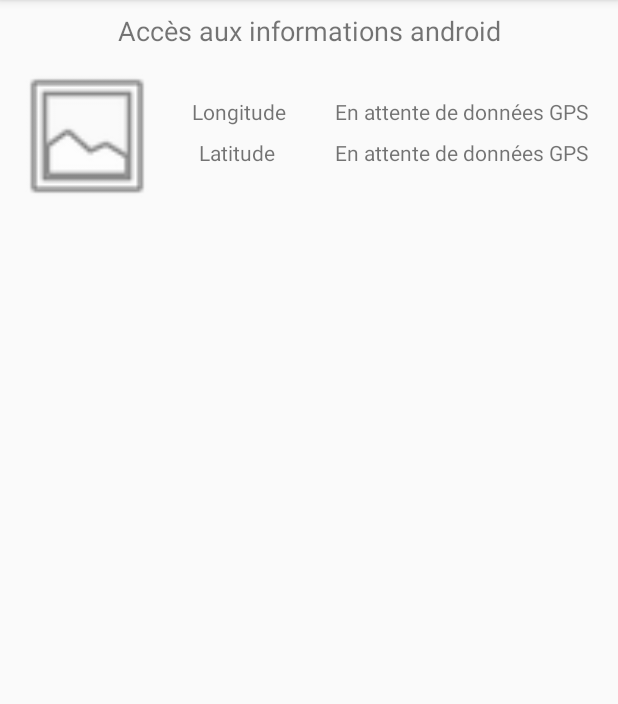
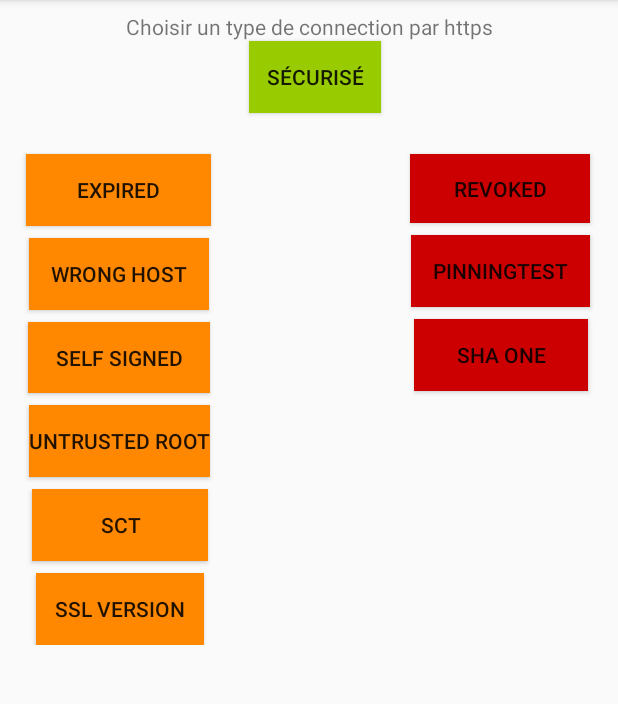
Before and after one commit to Thoril/AndroidSecurityProject, an Android app: the HomeActivity screen opened directly, with no data from a screen before it, after a tap on an icon or button, on a phone screen of 412 x 824 dp, the part 84-788 px from its top. Run offline under Robolectric (Android 15) with nearby library versions, the phone set to English and light mode, and no system bars.

Commit message:
Https request activity + backend

```diff
--- a/AndroidToolBox/app/src/main/AndroidManifest.xml
+++ b/AndroidToolBox/app/src/main/AndroidManifest.xml
@@ -19,6 +19,8 @@
             android:roundIcon="@mipmap/ic_launcher_round"
             android:supportsRtl="true"
             android:theme="@style/AppTheme">
+        <activity android:name=".CertificatActivity">
+        </activity>
         <activity android:name=".PaginationActivity">
         </activity>
         <activity android:name=".WebServicesActivity">
--- /dev/null
+++ b/AndroidToolBox/app/src/main/java/fr/isen/artru/androidtoolbox/CertificatActivity.kt
@@ -0,0 +1,63 @@
+package fr.isen.artru.androidtoolbox
+
+import android.support.v7.app.AppCompatActivity
+import android.os.Bundle
+import android.util.Log
+import android.widget.Toast
+import fr.isen.artru.androidtoolbox.model.RequestTask
+import kotlinx.android.synthetic.main.activity_certificat.*
+
+
+class CertificatActivity : AppCompatActivity() {
+
+    private var TAG : String = CertificatActivity::class.java.toString()
+    override fun onCreate(savedInstanceState: Bundle?) {
+        super.onCreate(savedInstanceState)
+        setContentView(R.layout.activity_certificat)
+        Log.i(TAG, "OK")
+
+        authSecure.setOnClickListener {
+            Log.i(TAG,"****** Certificat OK ********")
+            RequestTask().execute("https://google.com")
+            certificate.text = RequestTask().execute("https://google.com").get()
+        }
+        authUnsecure.setOnClickListener {
+            val myToast:String = RequestTask().execute("https://expired.badssl.com/").get()
+            Toast.makeText(this, myToast, Toast.LENGTH_LONG).show()
+        }
+        wrongHost.setOnClickListener {
+            val myToast:String = RequestTask().execute("https://wrong.host.badssl.com/").get()
+            Toast.makeText(this, myToast, Toast.LENGTH_LONG).show()
+        }
+        selfSigned.setOnClickListener {
+            val myToast:String = RequestTask().execute("https://self-signed.badssl.com/").get()
+            Toast.makeText(this, myToast, Toast.LENGTH_LONG).show()
+        }
+        untrustedRoot.setOnClickListener {
+            val myToast:String = RequestTask().execute("https://untrusted-root.badssl.com/").get()
+            Toast.makeText(this, myToast, Toast.LENGTH_LONG).show()
+        }
+        revoked.setOnClickListener {
+            val myToast:String = RequestTask().execute("https://revoked.badssl.com/").get()
+            Toast.makeText(this, myToast, Toast.LENGTH_LONG).show()
+        }
+        pinningTest.setOnClickListener {
+            val myToast:String = RequestTask().execute("https://pinning-test.badssl.com/").get()
+            Toast.makeText(this, myToast, Toast.LENGTH_LONG).show()
+        }
+        shaOne.setOnClickListener {
+            val myToast:String = RequestTask().execute("https://sha1-intermediate.badssl.com/").get()
+            Toast.makeText(this, myToast, Toast.LENGTH_LONG).show()
+        }
+        sct.setOnClickListener {
+            val myToast:String = RequestTask().execute("https://invalid-expected-sct.badssl.com/").get()
+            Toast.makeText(this, myToast, Toast.LENGTH_LONG).show()
+        }
+        sslVersion.setOnClickListener {
+            val myToast:String = RequestTask().execute("https://rc4-md5.badssl.com/").get()
+            Toast.makeText(this, myToast, Toast.LENGTH_LONG).show()
+        }
+    }
+
+
+}
--- a/AndroidToolBox/app/src/main/java/fr/isen/artru/androidtoolbox/HomeActivity.kt
+++ b/AndroidToolBox/app/src/main/java/fr/isen/artru/androidtoolbox/HomeActivity.kt
@@ -29,7 +29,7 @@ class HomeActivity : AppCompatActivity() {
         }
 
         imagePermissions.setOnClickListener{
-            startActivity(Intent(this, PermissionActivity::class.java))
+            startActivity(Intent(this, CertificatActivity::class.java))
         }
 
         imageService.setOnClickListener{
--- a/AndroidToolBox/app/src/main/java/fr/isen/artru/androidtoolbox/PermissionActivity.kt
+++ /dev/null
@@ -1,166 +0,0 @@
-package fr.isen.artru.androidtoolbox
-
-import android.Manifest
-import android.app.Activity
-import android.content.Context
-import android.location.Location
-import android.location.LocationListener
-import android.location.LocationManager
-import android.support.v7.app.AppCompatActivity
-import android.os.Bundle
-import android.support.v4.app.ActivityCompat
-import kotlinx.android.synthetic.main.activity_permission.*
-import android.content.pm.PackageManager
-import android.support.v4.content.ContextCompat
-import android.widget.Toast
-import android.graphics.BitmapFactory
-import android.content.Intent
-import java.io.FileNotFoundException
-import android.os.Build
-import android.provider.ContactsContract
-import android.location.Criteria
-import android.support.v7.app.AlertDialog
-import android.provider.ContactsContract.CommonDataKinds.Phone
-
-const val PERMISSIONS_REQUEST_READ_CONTACTS = 100
-const val MY_PERMISSIONS_REQUEST = 10
-
-class PermissionActivity : AppCompatActivity() {
-
-    override fun onCreate(savedInstanceState: Bundle?) {
-        super.onCreate(savedInstanceState)
-        setContentView(R.layout.activity_permission)
-        showContacts()
-
-        if (ContextCompat.checkSelfPermission(this, Manifest.permission.ACCESS_FINE_LOCATION) != PackageManager.PERMISSION_GRANTED) {
-            // Permission is not granted
-            // Should we show an explanation?
-            if (ActivityCompat.shouldShowRequestPermissionRationale(this, Manifest.permission.ACCESS_FINE_LOCATION)) {
-                Toast.makeText(this, "Activer votre GPS pour afficher les données de localisation", Toast.LENGTH_SHORT)
-                    .show()
-            } else {
-                // No explanation needed, we can request the permission.
-                ActivityCompat.requestPermissions(this,
-                    arrayOf(Manifest.permission.ACCESS_FINE_LOCATION),
-                    MY_PERMISSIONS_REQUEST)
-                // MY_PERMISSIONS_REQUEST_READ_CONTACTS is an
-                // app-defined int constant. The callback method gets the
-                // result of the request.
-            }
-        } else {
-            val locationManager = getSystemService(Context.LOCATION_SERVICE) as LocationManager
-
-            // Define a listener that responds to location updates
-            val locationListener = object : LocationListener {
-
-                override fun onLocationChanged(location: Location) {
-                    // Called when a new location is found by the network location provider.
-                    //makeUseOfNewLocation(location)
-                    latitude.text = location.latitude.toString()
-                    longitude.text = location.longitude.toString()
-                }
-                override fun onStatusChanged(provider: String, status: Int, extras: Bundle) {
-                }
-                override fun onProviderEnabled(provider: String) {
-                }
-                override fun onProviderDisabled(provider: String) {
-                }
-            }
-            val criteria = Criteria()
-            //obtenir le fournisseur qui correspond le plus à nos critères
-            val provider = locationManager.getBestProvider(criteria, false)
-            locationManager.requestLocationUpdates(provider, 0, 0f, locationListener)
-            val location = locationManager.getLastKnownLocation(provider)
-            if(location !=null) {
-                latitude.text = location.latitude.toString()
-                longitude.text = location.longitude.toString()
-            }
-
-            if (  !locationManager.isProviderEnabled(LocationManager.GPS_PROVIDER) ) {
-                val builder = AlertDialog.Builder(this)
-                builder.setTitle("GPS non activé")  // GPS not found
-                builder.setMessage("Voulez vous activez votre GPS") // Want to enable?
-                builder.setPositiveButton("Oui"
-                ) { _, _ -> this.startActivity(Intent(android.provider.Settings.ACTION_LOCATION_SOURCE_SETTINGS)) }
-                builder.setNegativeButton("Non", null)
-                builder.create().show()
-            }
-        }
-
-        val RESULT_LOAD_IMG = 1
-        photo.setOnClickListener{
-            val photoPickerIntent = Intent(Intent.ACTION_PICK)
-            photoPickerIntent.type = "image/*"
-            startActivityForResult(photoPickerIntent, RESULT_LOAD_IMG)
-        }
-    }
-
-    override fun onActivityResult(reqCode: Int, resultCode: Int, data: Intent?) {
-        super.onActivityResult(reqCode, resultCode, data)
-        if (resultCode == Activity.RESULT_OK) {
-            try {
-                val imageUri = data!!.data
-                val imageStream = contentResolver.openInputStream(imageUri!!)
-                val selectedImage = BitmapFactory.decodeStream(imageStream)
-                photo.setImageBitmap(selectedImage)
-            } catch (e: FileNotFoundException) {
-                e.printStackTrace()
-                Toast.makeText(applicationContext, "Une erreur s'est produite", Toast.LENGTH_LONG).show()
-            }
-        } else {
-            Toast.makeText(applicationContext, "Vous n'avez pas choisi d'image", Toast.LENGTH_LONG).show()
-        }
-    }
-
-    override fun onRequestPermissionsResult(requestCode: Int, permissions: Array<String>, grantResults: IntArray) {
-        if (requestCode == PERMISSIONS_REQUEST_READ_CONTACTS) {
-            if (grantResults[0] == PackageManager.PERMISSION_GRANTED) {
-                // Permission is granted
-                showContacts()
-            } else {
-                Toast.makeText(this, "Until you grant the permission, we canot display the names", Toast.LENGTH_SHORT)
-                    .show()
-            }
-        }
-    }
-
-    private fun showContacts() {
-        // Check the SDK version and whether the permission is already granted or not.
-        if (Build.VERSION.SDK_INT >= Build.VERSION_CODES.M && checkSelfPermission(Manifest.permission.READ_CONTACTS) != PackageManager.PERMISSION_GRANTED) {
-            requestPermissions(arrayOf(Manifest.permission.READ_CONTACTS), PERMISSIONS_REQUEST_READ_CONTACTS)
-            //After this point you wait for callback in onRequestPermissionsResult(int, String[], int[]) overriden method
-        } else {
-            // Android version is lesser than 6.0 or the permission is already granted.
-            val contacts = getContactNames()
-            val adapter = ContactAdapter(contacts as ArrayList<ContactData>,this)
-            contactList.adapter=adapter
-        }
-    }
-
-    private fun getContactNames(): List<ContactData> {
-        val contacts = ArrayList<ContactData>()
-        // Get the ContentResolver
-        val cr = contentResolver
-        // Get the Cursor of all the contacts
-        //val simUri = Uri.parse("content://icc/adn")
-        val PROJECTION = arrayOf(ContactsContract.Contacts._ID, ContactsContract.Contacts.DISPLAY_NAME, Phone.NUMBER)
-        val cursor = cr.query(Phone.CONTENT_URI, PROJECTION, null, null, null)
-        //val cursorSim = this.contentResolver.query(simUri, null, null, null, null)
-        // Move the cursor to first. Also check whether the cursor is empty or not.
-        if (cursor!!.moveToFirst()) {
-            // Iterate through the cursor
-            do {
-                // Get the contacts name
-                val name = cursor.getString(cursor.getColumnIndex(ContactsContract.Contacts.DISPLAY_NAME))
-                val num = cursor.getString(cursor.getColumnIndex(ContactsContract.CommonDataKinds.Phone.NUMBER))
-                val contact = ContactData(name,num)
-                contacts.add(contact)
-            } while (cursor.moveToNext())
-        }
-        // Close the curosor
-        cursor.close()
-
-        return contacts
-    }
-
-}
--- /dev/null
+++ b/AndroidToolBox/app/src/main/res/layout/activity_certificat.xml
@@ -0,0 +1,114 @@
+<?xml version="1.0" encoding="utf-8"?>
+<android.support.constraint.ConstraintLayout
+        xmlns:android="http://schemas.android.com/apk/res/android"
+        xmlns:tools="http://schemas.android.com/tools"
+        xmlns:app="http://schemas.android.com/apk/res-auto"
+        android:layout_width="match_parent"
+        android:layout_height="match_parent"
+        tools:context=".CertificatActivity">
+    <ScrollView
+            android:layout_width="match_parent"
+            android:layout_height="match_parent">
+        <android.support.constraint.ConstraintLayout
+                android:layout_width="match_parent"
+                android:layout_height="wrap_content">
+
+            <TextView
+                    android:text="Choisir un type de connection par https"
+                    android:layout_width="wrap_content"
+                    android:layout_height="wrap_content" android:id="@+id/title"
+                    app:layout_constraintEnd_toEndOf="parent"
+                    android:layout_marginEnd="8dp" app:layout_constraintStart_toStartOf="parent"
+                    android:layout_marginStart="8dp" android:layout_marginTop="8dp"
+                    app:layout_constraintTop_toTopOf="parent"/>
+            <Button
+                    android:text="Wrong Host"
+                    android:layout_width="120dp"
+                    android:layout_height="wrap_content" android:id="@+id/wrongHost" android:layout_marginTop="8dp"
+                    app:layout_constraintTop_toBottomOf="@+id/authUnsecure"
+                    app:layout_constraintEnd_toEndOf="@+id/authUnsecure"
+                    app:layout_constraintStart_toStartOf="@+id/authUnsecure"
+                    android:background="@android:color/holo_orange_dark"/>
+            <Button
+                    android:text="pinningTest"
+                    android:layout_width="119dp"
+                    android:layout_height="wrap_content" android:id="@+id/pinningTest"
+                    app:layout_constraintTop_toBottomOf="@+id/revoked" app:layout_constraintEnd_toEndOf="@+id/revoked"
+                    app:layout_constraintStart_toStartOf="@+id/revoked"
+                    android:background="@android:color/holo_red_dark"
+                    android:layout_marginTop="8dp"/>
+            <Button
+                    android:text="untrusted Root"
+                    android:layout_width="wrap_content"
+                    android:layout_height="wrap_content" android:id="@+id/untrustedRoot" android:layout_marginTop="8dp"
+                    app:layout_constraintTop_toBottomOf="@+id/selfSigned"
+                    app:layout_constraintEnd_toEndOf="@+id/selfSigned"
+                    app:layout_constraintStart_toStartOf="@+id/selfSigned"
+                    android:background="@android:color/holo_orange_dark"/>
+            <Button
+                    android:text="Sha One"
+                    android:layout_width="116dp"
+                    android:layout_height="wrap_content" android:id="@+id/shaOne"
+                    app:layout_constraintTop_toBottomOf="@+id/pinningTest" android:layout_marginTop="8dp"
+                    app:layout_constraintEnd_toEndOf="@+id/pinningTest"
+                    app:layout_constraintStart_toStartOf="@+id/pinningTest"
+                    android:background="@android:color/holo_red_dark"/>
+            <Button
+                    android:text="Expired"
+                    android:layout_width="123dp"
+                    android:layout_height="wrap_content" android:id="@+id/authUnsecure"
+                    app:layout_constraintTop_toBottomOf="@+id/certificate" app:layout_constraintStart_toStartOf="parent"
+                    app:layout_constraintHorizontal_bias="0.5" app:layout_constraintEnd_toStartOf="@+id/authSecure"
+                    android:background="@android:color/holo_orange_dark" android:layout_marginEnd="8dp"
+                    android:layout_marginTop="8dp"/>
+            <Button
+                    android:text="self Signed"
+                    android:layout_width="121dp"
+                    android:layout_height="47dp" android:id="@+id/selfSigned" android:layout_marginTop="8dp"
+                    app:layout_constraintTop_toBottomOf="@+id/wrongHost"
+                    app:layout_constraintEnd_toEndOf="@+id/wrongHost"
+                    app:layout_constraintStart_toStartOf="@+id/wrongHost"
+                    android:background="@android:color/holo_orange_dark"/>
+            <Button
+                    android:text="sct"
+                    android:layout_width="117dp"
+                    android:layout_height="wrap_content" android:id="@+id/sct"
+                    android:background="@android:color/holo_orange_dark"
+                    android:layout_marginTop="8dp"
+                    app:layout_constraintTop_toBottomOf="@+id/untrustedRoot"
+                    app:layout_constraintStart_toStartOf="@+id/untrustedRoot"
+                    app:layout_constraintEnd_toEndOf="@+id/untrustedRoot"/>
+            <Button
+                    android:text="Sécurisé"
+                    android:layout_width="wrap_content"
+                    android:layout_height="wrap_content" android:id="@+id/authSecure"
+                    app:layout_constraintTop_toBottomOf="@+id/title"
+                    app:layout_constraintHorizontal_bias="0.5"
+                    app:layout_constraintEnd_toEndOf="parent" android:background="@android:color/holo_green_light"
+                    app:layout_constraintStart_toStartOf="parent" android:layout_marginStart="8dp"/>
+            <Button
+                    android:text="revoked"
+                    android:layout_width="120dp"
+                    android:layout_height="46dp" android:id="@+id/revoked"
+                    app:layout_constraintTop_toBottomOf="@+id/certificate"
+                    app:layout_constraintEnd_toEndOf="parent"
+                    android:background="@android:color/holo_red_dark" android:layout_marginTop="8dp"
+                    android:layout_marginEnd="8dp" app:layout_constraintStart_toEndOf="@+id/authSecure"
+                    android:layout_marginStart="8dp"/>
+            <Button
+                    android:text="ssl Version"
+                    android:layout_width="112dp"
+                    android:layout_height="wrap_content" android:id="@+id/sslVersion"
+                    app:layout_constraintTop_toBottomOf="@+id/sct" app:layout_constraintEnd_toEndOf="@+id/sct"
+                    app:layout_constraintStart_toStartOf="@+id/sct" android:background="@android:color/holo_orange_dark"
+                    android:layout_marginTop="8dp"/>
+            <TextView
+                    android:layout_width="wrap_content"
+                    android:layout_height="wrap_content" android:id="@+id/certificate"
+                    app:layout_constraintTop_toBottomOf="@+id/authSecure"
+                    app:layout_constraintEnd_toEndOf="@+id/authSecure"
+                    app:layout_constraintStart_toStartOf="@+id/authSecure"/>
+        </android.support.constraint.ConstraintLayout>
+    </ScrollView>
+
+</android.support.constraint.ConstraintLayout>
--- a/AndroidToolBox/app/src/main/res/layout/activity_home.xml
+++ b/AndroidToolBox/app/src/main/res/layout/activity_home.xml
@@ -72,12 +72,13 @@
             app:layout_constraintTop_toBottomOf="@+id/imageSauvegarde" app:layout_constraintStart_toStartOf="@+id/imageSauvegarde"
             app:layout_constraintEnd_toEndOf="@+id/imageSauvegarde"/>
     <TextView
-            android:text="@string/permissions"
+            android:text="Certificat"
             android:layout_width="wrap_content"
             android:layout_height="wrap_content"
             android:id="@+id/textView6"
             android:layout_marginTop="8dp"
-            app:layout_constraintTop_toBottomOf="@+id/imagePermissions" app:layout_constraintEnd_toEndOf="@+id/imagePermissions"
+            app:layout_constraintTop_toBottomOf="@+id/imagePermissions"
+            app:layout_constraintEnd_toEndOf="@+id/imagePermissions"
             app:layout_constraintStart_toStartOf="@+id/imagePermissions"/>
     <TextView
             android:text="@string/webservices"
--- a/AndroidToolBox/app/src/main/res/layout/activity_permission.xml
+++ /dev/null
@@ -1,62 +0,0 @@
-<?xml version="1.0" encoding="utf-8"?>
-<android.support.constraint.ConstraintLayout
-        xmlns:android="http://schemas.android.com/apk/res/android"
-        xmlns:tools="http://schemas.android.com/tools"
-        xmlns:app="http://schemas.android.com/apk/res-auto"
-        android:layout_width="match_parent"
-        android:layout_height="match_parent"
-        tools:context=".PermissionActivity">
-
-    <TextView
-            android:text="@string/acc_s_aux_informations_android"
-            android:layout_width="wrap_content"
-            android:layout_height="wrap_content"
-            android:id="@+id/textView9" android:layout_marginTop="8dp"
-            app:layout_constraintTop_toTopOf="parent" app:layout_constraintStart_toStartOf="parent"
-            android:layout_marginStart="8dp" app:layout_constraintEnd_toEndOf="parent" android:layout_marginEnd="8dp"
-            android:textSize="18sp"/>
-    <TextView
-            android:text="@string/en_attente_de_donn_es_gps"
-            android:layout_width="wrap_content"
-            android:layout_height="wrap_content"
-            android:id="@+id/longitude"
-            android:layout_marginTop="32dp" app:layout_constraintTop_toBottomOf="@+id/textView9"
-            app:layout_constraintEnd_toEndOf="parent" android:layout_marginEnd="20dp"/>
-    <TextView
-            android:text="@string/en_attente_de_donn_es_gps"
-            android:layout_width="wrap_content"
-            android:layout_height="wrap_content"
-            android:id="@+id/latitude"
-            tools:text="En attente de données GPS"
-            app:layout_constraintEnd_toEndOf="@+id/longitude"
-            android:layout_marginTop="8dp"
-            app:layout_constraintTop_toBottomOf="@+id/longitude"
-            app:layout_constraintStart_toStartOf="@+id/longitude"/>
-    <ImageView
-            android:layout_width="100dp"
-            android:layout_height="100dp" app:srcCompat="@android:drawable/ic_menu_gallery"
-            android:id="@+id/photo" app:layout_constraintStart_toStartOf="parent"
-            android:layout_marginStart="8dp" android:layout_marginTop="8dp"
-            app:layout_constraintTop_toBottomOf="@+id/textView9"/>
-    <TextView
-            android:text="@string/longitude"
-            android:layout_width="wrap_content"
-            android:layout_height="wrap_content"
-            android:id="@+id/textView13" app:layout_constraintEnd_toStartOf="@+id/longitude"
-            android:layout_marginEnd="8dp" app:layout_constraintStart_toEndOf="@+id/photo"
-            android:layout_marginStart="4dp" android:layout_marginTop="32dp"
-            app:layout_constraintTop_toBottomOf="@+id/textView9" app:layout_constraintHorizontal_bias="0.4"/>
-    <TextView
-            android:text="@string/latitude"
-            android:layout_width="wrap_content"
-            android:layout_height="wrap_content"
-            android:id="@+id/textView14"
-            android:layout_marginTop="8dp"
-            app:layout_constraintTop_toBottomOf="@+id/textView13" app:layout_constraintHorizontal_bias="0.4"
-            app:layout_constraintStart_toStartOf="@+id/textView13" app:layout_constraintEnd_toEndOf="@+id/textView13"/>
-    <ListView
-            android:layout_width="match_parent"
-            android:layout_height="wrap_content"
-            android:id="@+id/contactList"
-            android:layout_marginTop="8dp" app:layout_constraintTop_toBottomOf="@+id/photo"/>
-</android.support.constraint.ConstraintLayout>
```
Also changed, not shown: AndroidToolBox/app/src/main/java/fr/isen/artru/androidtoolbox/model/RequestTask.kt (added, +125 -0 lines).
